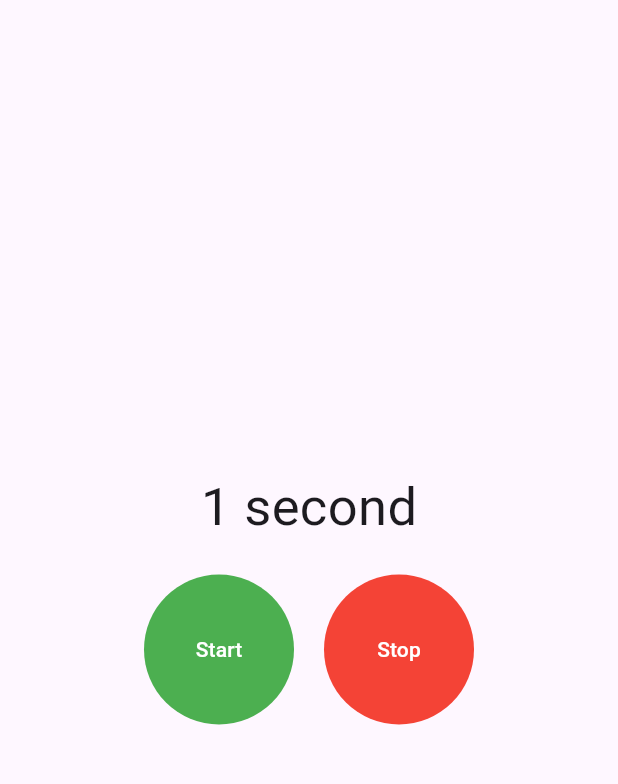
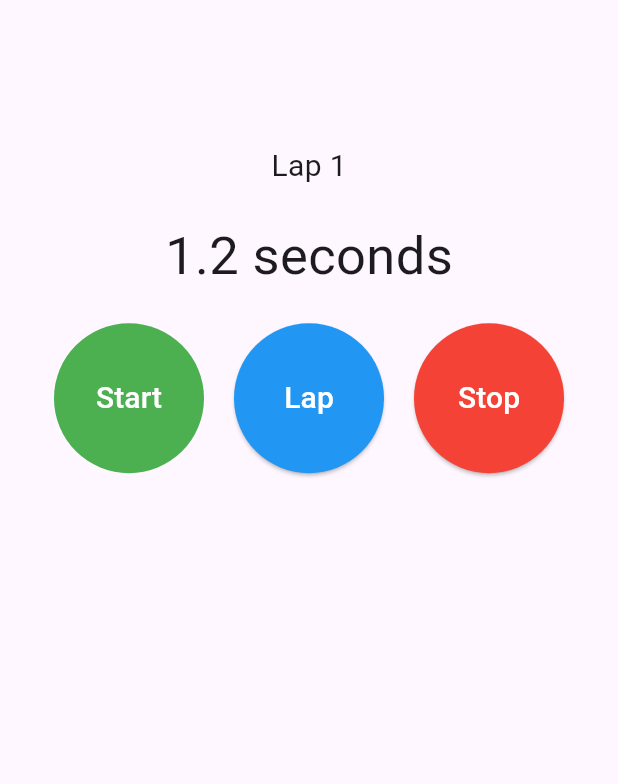
Before and after one commit to pilaabo/stopwatch, a Flutter app: the screen it shows after launch, after a tap on "Start", on a phone screen of 412 x 824 dp, the part 63-847 px from its top. Run offline on Flutter 3.47's test engine with Material 3 defaults, Android fonts, the phone set to English and light mode, and no system bars.

Commit message:
Refactor stopwatch to track milliseconds, add lap functionality, and improve UI controls

```diff
--- a/lib/stopwatch.dart
+++ b/lib/stopwatch.dart
@@ -10,23 +10,35 @@ class Stopwatch extends StatefulWidget {
 }
 
 class _StopwatchState extends State<Stopwatch> {
-  late int seconds = 0;
+  late int milliseconds = 0;
   late Timer timer;
   bool isTicking = false;
+  final laps = <int>[];
 
   void _onTick(Timer timer) {
     setState(() {
-      ++seconds;
+      milliseconds += 100;
     });
   }
 
-  String _secondsText() => seconds == 1 ? 'second' : 'seconds';
+  void _lap() {
+    setState(() {
+      laps.add(milliseconds);
+      milliseconds = 0;
+    });
+  }
+
+  String _secondsText(int milliseconds) {
+    final seconds = milliseconds / 1000;
+    return '$seconds seconds';
+  }
 
   void _starTimer() {
-    timer = Timer.periodic(const Duration(seconds: 1), _onTick);
+    timer = Timer.periodic(const Duration(milliseconds: 100), _onTick);
 
     setState(() {
-      seconds = 0;
+      laps.clear();
+      milliseconds = 0;
       isTicking = true;
     });
   }
@@ -47,14 +59,35 @@ class _StopwatchState extends State<Stopwatch> {
       ),
       body: SafeArea(
         child: Column(
+          children: [
+            Expanded(child: _buildCounter(context)),
+            Expanded(child: _buildLapDisplay())
+          ],
+        ),
+      ),
+    );
+  }
+
+  Widget _buildCounter(BuildContext context) {
+    return Column(
       mainAxisAlignment: MainAxisAlignment.center,
       spacing: 20,
       children: [
         Text(
-              '$seconds ${_secondsText()}',
+          'Lap ${laps.length + 1}',
+          style: const TextStyle(fontSize: 20),
+        ),
+        Text(
+          _secondsText(milliseconds),
           style: const TextStyle(fontSize: 35),
         ),
-            Row(
+        _buildControls()
+      ],
+    );
+  }
+
+  Widget _buildControls() {
+    return Row(
       mainAxisAlignment: MainAxisAlignment.center,
       spacing: 20,
       children: [
@@ -65,22 +98,40 @@ class _StopwatchState extends State<Stopwatch> {
             backgroundColor: WidgetStatePropertyAll(Colors.green),
             foregroundColor: WidgetStatePropertyAll(Colors.white),
           ),
-                  child: const Text('Start'),
+          child: const Text('Start', style: TextStyle(fontSize: 20)),
         ),
-                TextButton(
+        ElevatedButton(
+          onPressed: isTicking ? _lap : null,
+          style: const ButtonStyle(
+            fixedSize: WidgetStatePropertyAll(Size(100, 100)),
+            backgroundColor: WidgetStatePropertyAll(Colors.blue),
+            foregroundColor: WidgetStatePropertyAll(Colors.white),
+          ),
+          child: const Text('Lap', style: TextStyle(fontSize: 20)),
+        ),
+        ElevatedButton(
           onPressed: isTicking ? _stopTimer : null,
           style: const ButtonStyle(
             fixedSize: WidgetStatePropertyAll(Size(100, 100)),
             backgroundColor: WidgetStatePropertyAll(Colors.red),
             foregroundColor: WidgetStatePropertyAll(Colors.white),
           ),
-                  child: const Text('Stop'),
+          child: const Text('Stop', style: TextStyle(fontSize: 20)),
         )
       ],
+    );
+  }
+
+  Widget _buildLapDisplay() {
+    return ListView(
+      children: [
+        for (final (lap, milliseconds) in laps.indexed)
+          ListTile(
+            title: Text(
+              'Lap ${lap + 1}: ${_secondsText(milliseconds)}',
+            ),
           )
       ],
-        ),
-      ),
     );
   }
 
```
Lines whose indentation alone changed are shown as unchanged.
